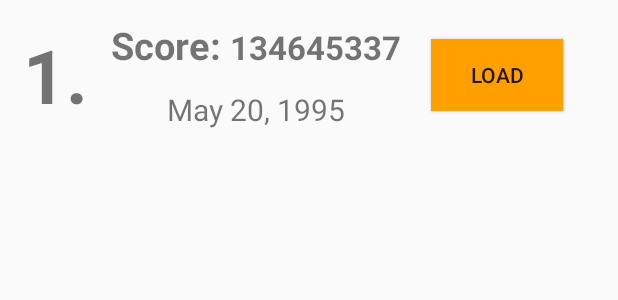
After one commit to FinnWestergren/Amaze_Me, an Android app: the layout maze_completed_list_item.xml on its own in the app's theme, with its tools: preview values and no code run, on a phone screen of 412 x 824 dp. The commit adds this screen. Shown: the top 300 px of the screen. Run offline under Robolectric (Android 15) with nearby library versions, the phone set to English and light mode, and no system bars.

Commit message:
WIP
WIPPPPP

```diff
--- a/AmazeMe/app/build.gradle
+++ b/AmazeMe/app/build.gradle
@@ -24,6 +24,7 @@ dependencies {
     androidTestCompile('com.android.support.test.espresso:espresso-core:2.2.2', {
         exclude group: 'com.android.support', module: 'support-annotations'
     })
+    compile files('processing-core.jar')
     compile 'com.android.support:support-v4:26.1.0'
     compile 'com.android.support:appcompat-v7:26.+'
     compile 'com.android.support.constraint:constraint-layout:1.1.0-beta3'
@@ -32,7 +33,6 @@ dependencies {
     compile 'com.google.android.gms:play-services-maps:11.6.0'
     compile 'com.google.android.gms:play-services-location:11.6.0'
     testCompile 'junit:junit:4.12'
-    compile files('processing-core.jar')
 }
 
 
@@ -43,4 +43,5 @@ dependencies {
 
 
 
+
 apply plugin: 'com.google.gms.google-services'
--- a/AmazeMe/app/src/main/AndroidManifest.xml
+++ b/AmazeMe/app/src/main/AndroidManifest.xml
@@ -69,11 +69,11 @@
         <activity
             android:name=".ProfileActivity"
             android:parentActivityName=".HomeActivity">
-
             <meta-data
                 android:name="android.support.PARENT_ACTIVITY"
                 android:value=".HomeActivity" />
         </activity>
+        <activity android:name=".MazesCompletedActivity"></activity>
     </application>
 
 </manifest>
--- /dev/null
+++ b/AmazeMe/app/src/main/res/layout/maze_completed_list_item.xml
@@ -0,0 +1,69 @@
+<?xml version="1.0" encoding="utf-8"?>
+<LinearLayout xmlns:android="http://schemas.android.com/apk/res/android"
+    android:orientation="horizontal" android:layout_width="match_parent"
+    android:layout_height="80dp"
+    android:layout_marginTop="10dp"
+    android:gravity="center_vertical">
+
+    <TextView
+        android:layout_marginLeft="15dp"
+        android:layout_width="wrap_content"
+        android:layout_height="match_parent"
+        android:id="@+id/listIndex"
+        android:text="1."
+        android:textSize="50sp"
+        android:textStyle="bold"
+        android:gravity="center"/>
+
+
+
+
+    <LinearLayout
+        android:layout_marginLeft="15dp"
+        android:layout_width="wrap_content"
+        android:layout_height="match_parent"
+        android:orientation="vertical"
+        android:gravity="center" >
+
+
+        <LinearLayout
+            android:layout_width="wrap_content"
+            android:layout_height="wrap_content"
+            android:orientation="horizontal" >
+
+            <TextView
+                android:layout_width="wrap_content"
+                android:layout_height="wrap_content"
+                android:text="Score: "
+                android:textSize="25sp"
+                android:textStyle="bold"
+                android:layout_marginBottom="12dp"/>
+
+            <TextView
+                android:layout_width="wrap_content"
+                android:layout_height="wrap_content"
+                android:id="@+id/score"
+                android:text="134645337"
+                android:textSize="22sp"
+                android:textStyle="bold" />
+
+        </LinearLayout>
+
+        <TextView
+            android:layout_width="wrap_content"
+            android:layout_height="wrap_content"
+            android:id="@+id/completionDate"
+            android:text="May 20, 1995"
+            android:textSize="20sp" />
+
+    </LinearLayout>
+
+    <Button
+        android:layout_marginLeft="20dp"
+        android:layout_width="wrap_content"
+        android:layout_height="wrap_content"
+        android:id="@+id/loadButton"
+        android:text="Load"
+        android:background="#FFA000" />
+
+</LinearLayout>
```
Also changed, not shown: AmazeMe/app/src/main/java/cashflow/getmoney/amazeme/MazeAdapter.java (added, +74 -0 lines), AmazeMe/app/src/main/java/cashflow/getmoney/amazeme/MazesCompletedActivity.java (added, +13 -0 lines), AmazeMe/app/src/main/res/layout/activity_home.xml (+8 -0 lines), AmazeMe/app/src/main/res/layout/activity_mazes_completed.xml (added, +15 -0 lines).
